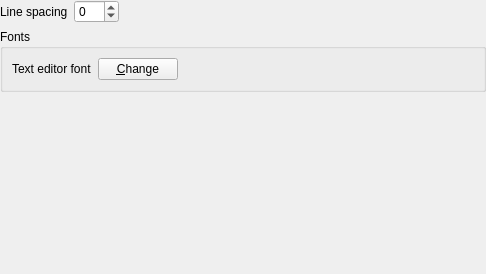
Qt form src/gui/settings/settingseditor.ui (martinrotter/textosaurus) before a commit.
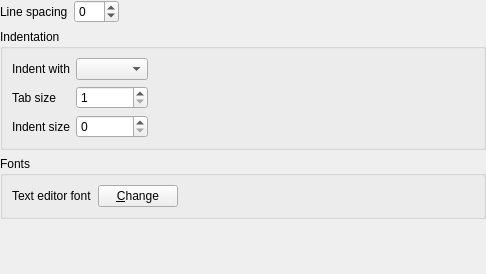
The same form after that commit.

```diff
--- a/src/gui/settings/settingseditor.ui
+++ b/src/gui/settings/settingseditor.ui
@@ -23,15 +23,31 @@
    <property name="bottomMargin">
     <number>0</number>
    </property>
-   <item row="0" column="0">
-    <widget class="QLabel" name="label">
-     <property name="text">
-      <string>Line spacing</string>
+   <item row="3" column="0" colspan="3">
+    <spacer name="verticalSpacer">
+     <property name="orientation">
+      <enum>Qt::Vertical</enum>
      </property>
-     <property name="buddy">
-      <cstring>m_spinLineSpacing</cstring>
+     <property name="sizeHint" stdset="0">
+      <size>
+       <width>483</width>
+       <height>183</height>
+      </size>
      </property>
-    </widget>
+    </spacer>
+   </item>
+   <item row="0" column="2">
+    <spacer name="horizontalSpacer_2">
+     <property name="orientation">
+      <enum>Qt::Horizontal</enum>
+     </property>
+     <property name="sizeHint" stdset="0">
+      <size>
+       <width>40</width>
+       <height>20</height>
+      </size>
+     </property>
+    </spacer>
    </item>
    <item row="0" column="1">
     <widget class="QSpinBox" name="m_spinLineSpacing">
@@ -43,21 +59,18 @@
      </property>
     </widget>
    </item>
-   <item row="0" column="2">
-    <spacer name="horizontalSpacer_2">
-     <property name="orientation">
-      <enum>Qt::Horizontal</enum>
+   <item row="0" column="0">
+    <widget class="QLabel" name="label">
+     <property name="text">
+      <string>Line spacing</string>
      </property>
-     <property name="sizeHint" stdset="0">
-      <size>
-       <width>40</width>
-       <height>20</height>
-      </size>
+     <property name="buddy">
+      <cstring>m_spinLineSpacing</cstring>
      </property>
-    </spacer>
+    </widget>
    </item>
-   <item row="1" column="0" colspan="3">
-    <widget class="QGroupBox" name="groupBox">
+   <item row="2" column="0" colspan="3">
+    <widget class="QGroupBox" name="m_gbFonts">
      <property name="title">
       <string>Fonts</string>
      </property>
@@ -95,18 +108,77 @@
      </layout>
     </widget>
    </item>
-   <item row="2" column="0" colspan="3">
-    <spacer name="verticalSpacer">
-     <property name="orientation">
-      <enum>Qt::Vertical</enum>
+   <item row="1" column="0" colspan="3">
+    <widget class="QGroupBox" name="m_gbIndentation">
+     <property name="title">
+      <string>Indentation</string>
      </property>
-     <property name="sizeHint" stdset="0">
-      <size>
-       <width>483</width>
-       <height>183</height>
-      </size>
-     </property>
-    </spacer>
+     <layout class="QGridLayout" name="gridLayout_3">
+      <item row="0" column="0">
+       <widget class="QLabel" name="label_4">
+        <property name="text">
+         <string>Indent with</string>
+        </property>
+        <property name="buddy">
+         <cstring>m_cmbIndentMode</cstring>
+        </property>
+       </widget>
+      </item>
+      <item row="1" column="1">
+       <widget class="QSpinBox" name="m_spinTabSize">
+        <property name="minimum">
+         <number>1</number>
+        </property>
+        <property name="maximum">
+         <number>32</number>
+        </property>
+       </widget>
+      </item>
+      <item row="2" column="1">
+       <widget class="QSpinBox" name="m_spinIndentSize">
+        <property name="maximum">
+         <number>32</number>
+        </property>
+       </widget>
+      </item>
+      <item row="1" column="0">
+       <widget class="QLabel" name="label_2">
+        <property name="text">
+         <string>Tab size</string>
+        </property>
+        <property name="buddy">
+         <cstring>m_spinTabSize</cstring>
+        </property>
+       </widget>
+      </item>
+      <item row="2" column="0">
+       <widget class="QLabel" name="label_3">
+        <property name="text">
+         <string>Indent size</string>
+        </property>
+        <property name="buddy">
+         <cstring>m_spinIndentSize</cstring>
+        </property>
+       </widget>
+      </item>
+      <item row="0" column="1">
+       <widget class="QComboBox" name="m_cmbIndentMode"/>
+      </item>
+      <item row="0" column="2" rowspan="3">
+       <spacer name="horizontalSpacer_3">
+        <property name="orientation">
+         <enum>Qt::Horizontal</enum>
+        </property>
+        <property name="sizeHint" stdset="0">
+         <size>
+          <width>40</width>
+          <height>20</height>
+         </size>
+        </property>
+       </spacer>
+      </item>
+     </layout>
+    </widget>
    </item>
   </layout>
  </widget>
```
Left out of the diff: 3 changed lines with no effect on the pictures.
